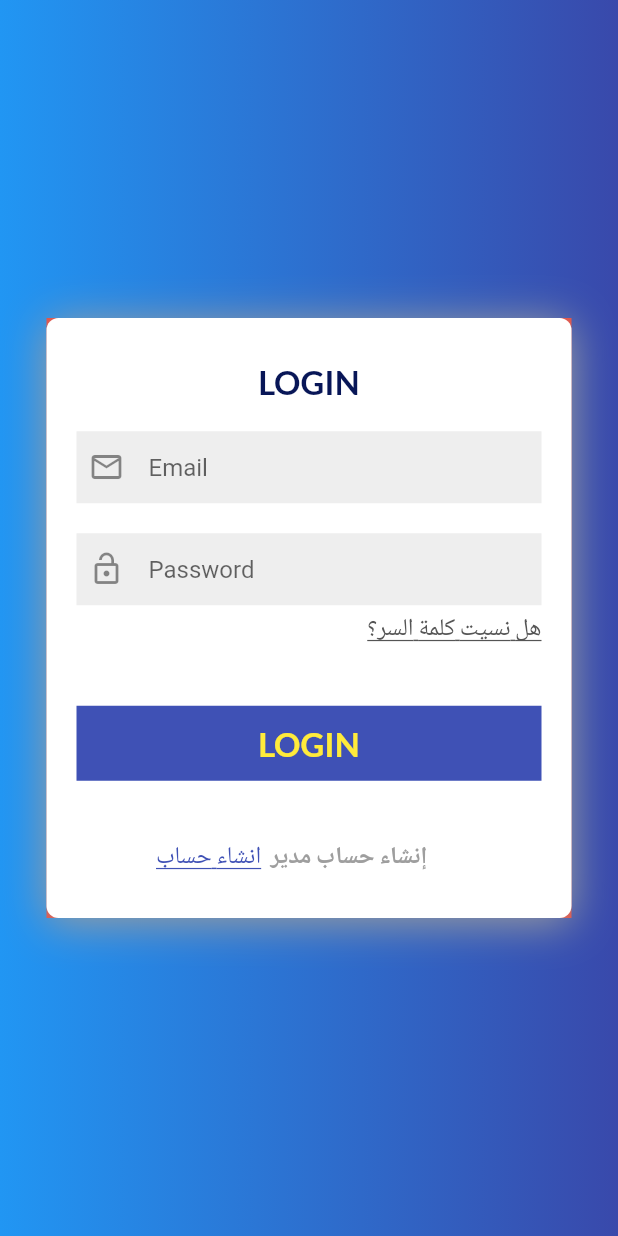
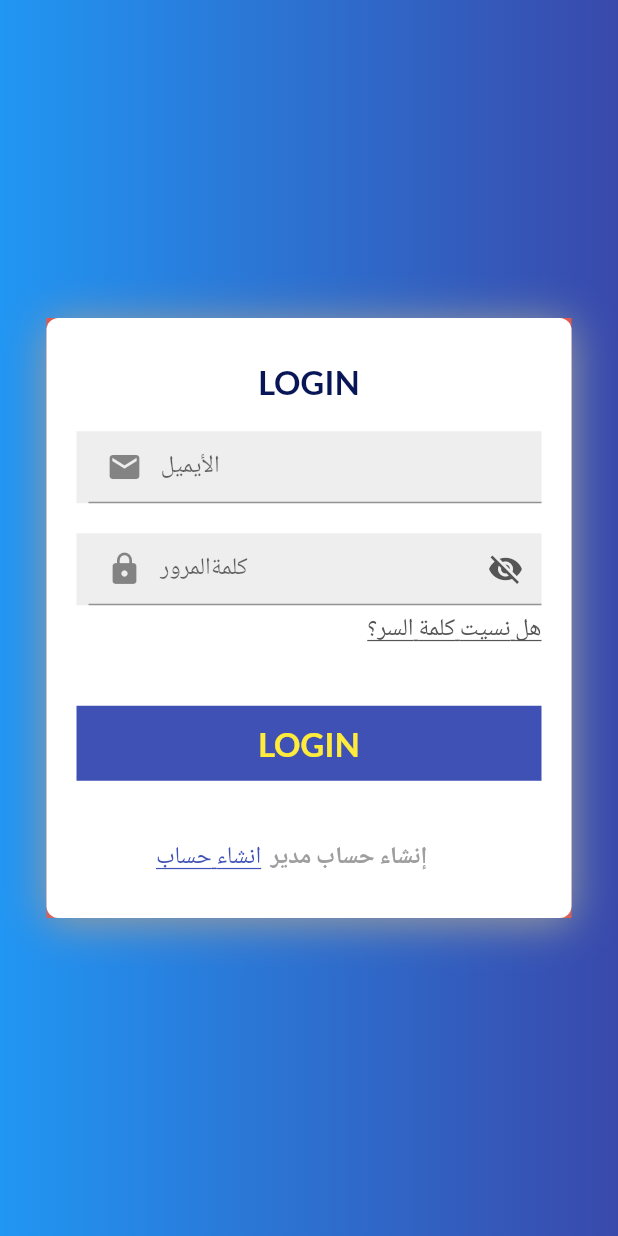
Before and after one commit to creative2022/admin_panal, a Flutter app: the LoginAdminScreen screen opened directly, on a phone screen of 412 x 824 dp. Run offline on Flutter 3.47's test engine with Material 2 defaults, Android fonts, the phone set to English and light mode, and no system bars; our stand-ins replace awesome_dialog, cloud_firestore, data_table_2, firebase_auth, firebase_core, flutter_spinkit and 2 more; missing offline and left inert: dart:html, flutter_admin_scaffold; accounts and stored records are empty.

Commit message:
login_connet

```diff
--- /dev/null
+++ b/lib/logic/controllers/users.dart
@@ -0,0 +1,3 @@
+import 'package:cloud_firestore/cloud_firestore.dart';
+import 'package:firebase_auth/firebase_auth.dart';
+import 'package:get/get.dart';
--- /dev/null
+++ b/lib/page/login.dart
@@ -0,0 +1,224 @@
+import 'package:admin_panal/utils/app_colors.dart';
+import 'package:admin_panal/page/signup.dart';
+import 'package:admin_panal/utils/my_string.dart';
+import 'package:admin_panal/utils/text_utils.dart';
+import 'package:flutter/material.dart';
+import 'package:get/get.dart';
+
+import '../logic/controllers/auth_controller.dart';
+
+class LoginAdminScreen extends StatelessWidget {
+  LoginAdminScreen({Key? key}) : super(key: key);
+  final TextEditingController passwordController = TextEditingController();
+  final TextEditingController emailController = TextEditingController();
+  final controller = Get.put(AuthController());
+  final formKey = GlobalKey<FormState>();
+
+  @override
+  Widget build(BuildContext context) {
+    return Container(
+      decoration: BoxDecoration(
+          gradient:
+              LinearGradient(colors: [Colors.blue, Colors.indigo.shade600])),
+      child: Scaffold(
+        backgroundColor: Colors.transparent,
+        body: Center(
+          child: Container(
+            color: Colors.red,
+            child: Container(
+              decoration: BoxDecoration(
+                  color: Colors.white,
+                  borderRadius: BorderRadius.circular(8),
+                  boxShadow: const [
+                    BoxShadow(
+                        color: Colors.grey,
+                        offset: Offset(0, 3),
+                        blurRadius: 24)
+                  ]),
+              height: 400,
+              width: 350,
+              child: Form(
+                key: formKey,
+                child: Column(
+                  mainAxisAlignment: MainAxisAlignment.center,
+                  children: [
+                    TextUtils(
+                      fontSize: 22,
+                      fontWeight: FontWeight.bold,
+                      text: "LOGIN",
+                      color: AppColors.blue,
+                      underLine: TextDecoration.none,
+                    ),
+                    const SizedBox(
+                      height: 20,
+                    ),
+                    Padding(
+                      padding: const EdgeInsets.symmetric(horizontal: 20),
+                      child: Container(
+                        decoration: BoxDecoration(color: Colors.grey[200]),
+                        child: Padding(
+                          padding: const EdgeInsets.only(left: 8.0),
+                          child: TextFormField(
+                              controller: emailController,
+                              obscureText: false,
+                              validator: (value) {
+                                if (value.toString().length <= 2) {
+                                  return "يجب أن لا يقل الأيميل عن 8 أحرف";
+                                } else if (!RegExp(validationEmail)
+                                    .hasMatch(value!)) {
+                                  return 'التنسيق غير صحيح';
+                                } else {
+                                  return null;
+                                }
+                              },
+                              decoration: const InputDecoration(
+                                prefixIcon: Icon(Icons.email),
+                                suffixIcon: Text(""),
+                                hintText: "الأيميل",
+                              ),
+                              keyboardType: TextInputType.emailAddress),
+                        ),
+                      ),
+                    ),
+                    const SizedBox(
+                      height: 20,
+                    ),
+                    Padding(
+                      padding: const EdgeInsets.symmetric(horizontal: 20),
+                      child: Container(
+                        decoration: BoxDecoration(color: Colors.grey[200]),
+                        child: Padding(
+                          padding: const EdgeInsets.only(left: 8.0),
+                          child: GetBuilder<AuthController>(
+                            builder: (_) {
+                              return TextFormField(
+                                  controller: passwordController,
+                                  obscureText:
+                                      controller.isvisibilty ? false : true,
+                                  validator: (value) {
+                                    if (value.toString().length <= 8) {
+                                      return "يجب أن لا تقل كملة السر عن 8 أحرف";
+                                    } else if (!RegExp(validationPassword)
+                                        .hasMatch(value!)) {
+                                      return 'يجب أن تحتوي على الاقل على حروف وارقام';
+                                    } else {
+                                      return null;
+                                    }
+                                  },
+                                  decoration: InputDecoration(
+                                    prefixIcon: Icon(Icons.lock),
+                                    suffixIcon: IconButton(
+                                      onPressed: () {
+                                        controller.visibilty();
+                                      },
+                                      icon: controller.isvisibilty
+                                          ? const Icon(
+                                              Icons.visibility,
+                                              color: AppColors.lightblue,
+                                            )
+                                          : const Icon(
+                                              Icons.visibility_off,
+                                              color: AppColors.blackshade,
+                                            ),
+                                    ),
+                                    hintText: "كلمةالمرور",
+                                  ),
+                                  keyboardType: TextInputType.text);
+                            },
+                          ),
+                        ),
+                      ),
+                    ),
+                    const SizedBox(
+                      height: 5,
+                    ),
+                    Padding(
+                      padding: const EdgeInsets.only(right: 20),
+                      child: Row(
+                        mainAxisAlignment: MainAxisAlignment.end,
+                        children: [
+                          TextUtils(
+                              fontSize: 16,
+                              fontWeight: FontWeight.normal,
+                              text: "هل نسيت كلمة السر؟",
+                              color: AppColors.blackshade,
+                              underLine: TextDecoration.underline),
+                        ],
+                      ),
+                    ),
+                    const SizedBox(
+                      height: 40,
+                    ),
+                    Padding(
+                      padding: const EdgeInsets.symmetric(horizontal: 20),
+                      child: Container(
+                        decoration: const BoxDecoration(color: Colors.indigo),
+                        child:  GetBuilder<AuthController>(
+                              builder: (_) => TextButton(
+                          onPressed: () async{ if (formKey.currentState!.validate()) {
+                                    String email = emailController.text.trim();
+                                    String password = passwordController.text;
+
+                                    controller.LoginAdmin(
+                                        email: email, password: password);
+                                  }
+                                },
+                          child: Padding(
+                            padding: const EdgeInsets.symmetric(vertical: 4),
+                            child: Row(
+                              mainAxisAlignment: MainAxisAlignment.center,
+                              children: [
+                                TextUtils(
+                                  fontSize: 22,
+                                  fontWeight: FontWeight.bold,
+                                  text: "LOGIN",
+                                  color: Colors.yellow,
+                                  underLine: TextDecoration.none,
+                                ),
+                              ],
+                            ),
+                          ),)
+                        ),
+                      ),
+                    ),
+                    const SizedBox(
+                      height: 40,
+                    ),
+                    Padding(
+                      padding: const EdgeInsets.only(right: 20),
+                      child: Row(
+                        mainAxisAlignment: MainAxisAlignment.center,
+                        children: [
+                          GestureDetector(
+                            onTap: () {
+                              Navigator.of(context)
+                                  .push(MaterialPageRoute(builder: (context) {
+                                return const SignUpAdminScreen();
+                              }));
+                            },
+                            child: TextUtils(
+                                fontSize: 16,
+                                fontWeight: FontWeight.normal,
+                                text: "انشاء حساب  ",
+                                color: Colors.indigo,
+                                underLine: TextDecoration.underline),
+                          ),
+                          TextUtils(
+                              fontSize: 16,
+                              fontWeight: FontWeight.bold,
+                              text: "إنشاء حساب مدير ",
+                              color: Colors.grey,
+                              underLine: TextDecoration.none),
+                        ],
+                      ),
+                    ),
+                  ],
+                ),
+              ),
+            ),
+          ),
+        ),
+      ),
+    );
+  }
+}
--- a/lib/page/login_admin.dart
+++ /dev/null
@@ -1,173 +0,0 @@
-import 'package:admin_panal/page/manage_users.dart';
-import 'package:admin_panal/utils/app_colors.dart';
-import 'package:admin_panal/page/signup_admin.dart';
-import 'package:admin_panal/utils/text_utils.dart';
-import 'package:flutter/material.dart';
-
-class LoginAdminScreen extends StatelessWidget {
-  final TextEditingController passwordController = TextEditingController();
-  final TextEditingController emailController = TextEditingController();
-  // final controller = Get.put(AuthController());
-  // final _Key = GlobalKey<FormState>();
-
-  LoginAdminScreen({Key? key}) : super(key: key);
-  @override
-  Widget build(BuildContext context) {
-    return Container(
-      decoration: BoxDecoration(
-          gradient:
-              LinearGradient(colors: [Colors.blue, Colors.indigo.shade600])),
-      child: Scaffold(
-        backgroundColor: Colors.transparent,
-        body: Center(
-          child: Container(
-            color: Colors.red,
-            child: Container(
-              decoration: BoxDecoration(
-                  color: Colors.white,
-                  borderRadius: BorderRadius.circular(8),
-                  boxShadow: const [
-                    BoxShadow(
-                        color: Colors.grey,
-                        offset: Offset(0, 3),
-                        blurRadius: 24)
-                  ]),
-              height: 400,
-              width: 350,
-              child: Column(
-                mainAxisAlignment: MainAxisAlignment.center,
-                children: [
-                  TextUtils(
-                    fontSize: 22,
-                    fontWeight: FontWeight.bold,
-                    text: "LOGIN",
-                    color: AppColors.blue,
-                    underLine: TextDecoration.none,
-                  ),
-                  const SizedBox(
-                    height: 20,
-                  ),
-                  Padding(
-                    padding: const EdgeInsets.symmetric(horizontal: 20),
-                    child: Container(
-                      decoration: BoxDecoration(color: Colors.grey[200]),
-                      child: Padding(
-                        padding: const EdgeInsets.only(left: 8.0),
-                        child: TextField(
-                          controller: emailController,
-                          decoration: const InputDecoration(
-                              border: InputBorder.none,
-                              hintText: 'Email',
-                              icon: Icon(Icons.email_outlined)),
-                        ),
-                      ),
-                    ),
-                  ),
-                  const SizedBox(
-                    height: 20,
-                  ),
-                  Padding(
-                    padding: const EdgeInsets.symmetric(horizontal: 20),
-                    child: Container(
-                      decoration: BoxDecoration(color: Colors.grey[200]),
-                      child: Padding(
-                        padding: const EdgeInsets.only(left: 8.0),
-                        child: TextField(
-                          controller: passwordController,
-                          decoration: const InputDecoration(
-                              border: InputBorder.none,
-                              hintText: 'Password',
-                              icon: Icon(Icons.lock_open)),
-                        ),
-                      ),
-                    ),
-                  ),
-                  const SizedBox(
-                    height: 5,
-                  ),
-                  Padding(
-                    padding: const EdgeInsets.only(right: 20),
-                    child: Row(
-                      mainAxisAlignment: MainAxisAlignment.end,
-                      children: [
-                        TextUtils(
-                            fontSize: 16,
-                            fontWeight: FontWeight.normal,
-                            text: "هل نسيت كلمة السر؟",
-                            color: AppColors.blackshade,
-                            underLine: TextDecoration.underline),
-                      ],
-                    ),
-                  ),
-                  const SizedBox(
-                    height: 40,
-                  ),
-                  Padding(
-                    padding: const EdgeInsets.symmetric(horizontal: 20),
-                    child: Container(
-                      decoration: const BoxDecoration(color: Colors.indigo),
-                      child: TextButton(
-                        onPressed: () {
-                          // Navigator.of(context)
-                          //     .push(MaterialPageRoute(builder: (context) {
-                          //   return const User_ManageScreen();
-                          // }));
-                        },
-                        child: Padding(
-                          padding: const EdgeInsets.symmetric(vertical: 4),
-                          child: Row(
-                            mainAxisAlignment: MainAxisAlignment.center,
-                            children: [
-                              TextUtils(
-                                fontSize: 22,
-                                fontWeight: FontWeight.bold,
-                                text: "LOGIN",
-                                color: Colors.yellow,
-                                underLine: TextDecoration.none,
-                              ),
-                            ],
-                          ),
-                        ),
-                      ),
-                    ),
-                  ),
-                  const SizedBox(
-                    height: 40,
-                  ),
-                  Padding(
-                    padding: const EdgeInsets.only(right: 20),
-                    child: Row(
-                      mainAxisAlignment: MainAxisAlignment.center,
-                      children: [
-                        GestureDetector(
-                          onTap: () {
-                            Navigator.of(context)
-                                .push(MaterialPageRoute(builder: (context) {
-                              return const SignUpAdminScreen();
-                            }));
-                          },
-                          child: TextUtils(
-                              fontSize: 16,
-                              fontWeight: FontWeight.normal,
-                              text: "انشاء حساب  ",
-                              color: Colors.indigo,
-                              underLine: TextDecoration.underline),
-                        ),
-                        TextUtils(
-                            fontSize: 16,
-                            fontWeight: FontWeight.bold,
-                            text: "إنشاء حساب مدير ",
-                            color: Colors.grey,
-                            underLine: TextDecoration.none),
-                      ],
-                    ),
-                  ),
-                ],
-              ),
-            ),
-          ),
-        ),
-      ),
-    );
-  }
-}
--- a/lib/page/signup_admin.dart
+++ b/lib/page/signup.dart
@@ -1,4 +1,4 @@
-import 'package:admin_panal/page/login_admin.dart';
+import 'package:admin_panal/page/login.dart';
 import 'package:admin_panal/utils/text_utils.dart';
 import 'package:flutter/material.dart';
 
--- a/lib/routes/routes.dart
+++ b/lib/routes/routes.dart
@@ -1,23 +1,20 @@
 import 'package:admin_panal/page/Manage_ads.dart';
 import 'package:admin_panal/page/home.dart';
+import 'package:admin_panal/page/login.dart';
 import 'package:admin_panal/page/manage_products.dart';
 import 'package:admin_panal/page/manage_users.dart';
 import 'package:admin_panal/page/reports.dart';
+import 'package:admin_panal/page/signup.dart';
 import 'package:get/get.dart';
 
-
-
-
 class AppRoutes {
-  static const Home = Routes.homeScreen;
-  static const Users = Routes.usersScreen;
-  static const Ads = Routes.adsScreen;
-  static const Reports = Routes.reportScreen;
-  static const Product = Routes.productScreen;
-
-
-
-
+  static const home = Routes.homeScreen;
+  static const users = Routes.usersScreen;
+  static const ads = Routes.adsScreen;
+  static const reports = Routes.reportScreen;
+  static const product = Routes.productScreen;
+  static const login = Routes.loginScreen;
+  static const signup = Routes.signupScreen;
 
   static final routes = [
     GetPage(
@@ -26,11 +23,11 @@ static final routes = [
     ),
     GetPage(
       name: Routes.usersScreen,
-      page: () => Manage_UserScreen(),
+      page: () => const Manage_UserScreen(),
     ),
     GetPage(
       name: Routes.reportScreen,
-      page: () => ReprtsScreen(),
+      page: () =>  ReprtsScreen(),
     ),
     GetPage(
       name: Routes.adsScreen,
@@ -40,10 +37,16 @@ static final routes = [
       name: Routes.productScreen,
       page: () => Manage_ProductsScreen(),
     ),
-
-    ];}
-
-
+    GetPage(
+      name: Routes.loginScreen,
+      page: () => LoginAdminScreen(),
+    ),
+    GetPage(
+      name: Routes.signupScreen,
+      page: () => SignUpAdminScreen(),
+    ),
+  ];
+}
 
 class Routes {
   static const homeScreen = "/homeScreen";
@@ -51,8 +54,6 @@ static const usersScreen = "/usersScreen";
   static const reportScreen = "/reportScreen";
   static const adsScreen = "/adsScreen";
   static const productScreen = "/productScreen";
-
-
-
-
+  static const loginScreen = "/loginScreen";
+  static const signupScreen = "/signupScreen";
 }
--- /dev/null
+++ b/lib/utils/my_string.dart
@@ -0,0 +1,25 @@
+String validationEmail =
+    r"^[a-zA-Z0-9.a-zA-Z0-9.!#$%&'*+-/=?^_`{|}~]+@[a-zA-Z0-9]+\.[a-zA-Z]+";
+
+String validationName = r'[!@#<>?":_`~;[\]\\|=+)(*&^%0-9-]';
+
+////////////////////////////////////////////////////////////////////////////////
+// r'^
+//   (?=.*[A-Z])       // should contain at least one upper case
+//   (?=.*[a-z])       // should contain at least one lower case
+//   (?=.*?[0-9])      // should contain at least one digit
+//   (?=.*?[!@#\$&*~]) // should contain at least one Special character
+//   .{8,}             // Must be at least 8 characters in length
+// $
+String validationPassword = r'^(?=.*?[a-z])(?=.*?[0-9]).{8,}$';
+
+////////////////////////////////////////////////////////////////////////////////
+String validationPhone = "";
+
+String arabic = 'Arabic 🇸🇦';
+String english = 'English 🇬🇧';
+String france = 'French 🇫🇷';
+
+String ara = 'ar';
+String ene = 'en';
+String frf = 'fr';
--- a/pubspec.yaml
+++ b/pubspec.yaml
@@ -43,6 +43,7 @@ dependencies:
   get: ^4.6.5
   flutter_admin_scaffold: ^1.1.1
   awesome_dialog: ^2.2.1
+  flutter_spinkit: ^5.1.0
 
 dev_dependencies:
   flutter_test:
```
Also changed, not shown: lib/logic/bindings/auth_binding.dart (added, +9 -0 lines), lib/logic/controllers/auth_controller.dart (added, +54 -0 lines), lib/main.dart (+7 -5 lines), lib/page/home.dart (+14 -14 lines), lib/widgets/loading.dart (+5 -5 lines), lib/logic/controllers/products.dart (added), pubspec.lock. Lines whose indentation alone changed are shown as unchanged.
